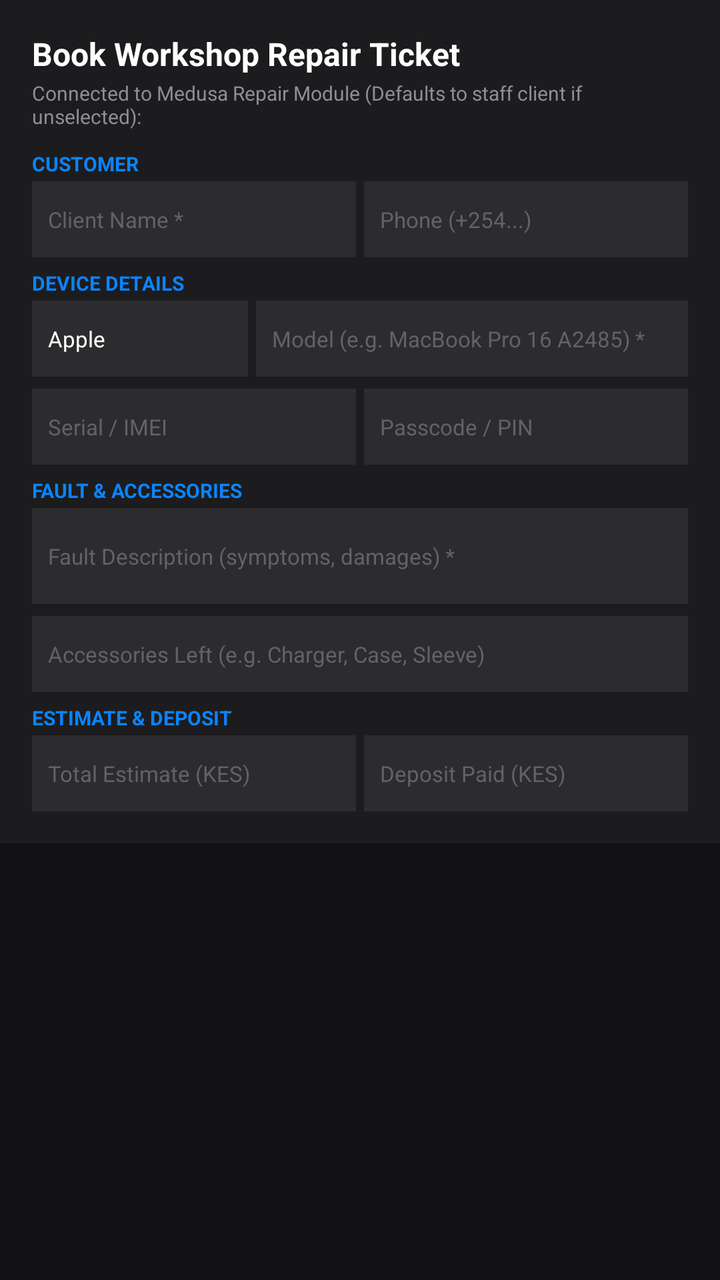
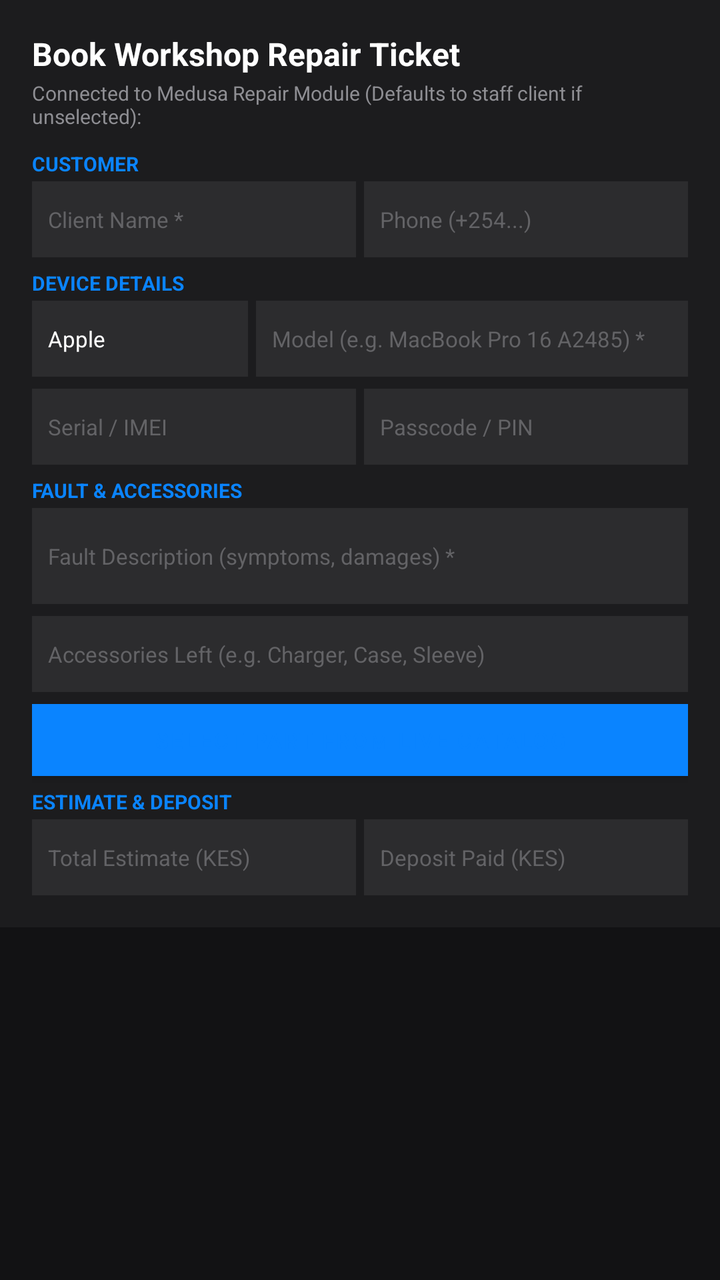

Before-and-after screenshots of an Android layout around one commit, followed by the original layout XML and the change that was made.
<!-- AndroidManifest.xml: application theme Theme.UrbanDevicePOS -->
<!-- res/layout/dialog_repair_intake.xml -->
<?xml version="1.0" encoding="utf-8"?>
<ScrollView xmlns:android="http://schemas.android.com/apk/res/android"
    android:layout_width="match_parent"
    android:layout_height="wrap_content">

    <LinearLayout
        android:layout_width="match_parent"
        android:layout_height="wrap_content"
        android:orientation="vertical"
        android:background="@color/pos_surface"
        android:padding="16dp">

        <TextView
            android:layout_width="match_parent"
            android:layout_height="wrap_content"
            android:text="Book Workshop Repair Ticket"
            android:textColor="@color/pos_text_primary"
            android:textStyle="bold"
            android:textSize="16sp" />

        <TextView
            android:layout_width="match_parent"
            android:layout_height="wrap_content"
            android:text="Connected to Medusa Repair Module (Defaults to staff client if unselected):"
            android:textColor="@color/pos_text_secondary"
            android:textSize="10sp"
            android:layout_marginTop="2dp"
            android:layout_marginBottom="10dp" />

        <TextView
            android:layout_width="match_parent"
            android:layout_height="wrap_content"
            android:text="CUSTOMER"
            android:textColor="@color/pos_accent"
            android:textSize="10sp"
            android:textStyle="bold"
            android:layout_marginBottom="2dp" />

        <LinearLayout
            android:layout_width="match_parent"
            android:layout_height="wrap_content"
            android:orientation="horizontal"
            android:layout_marginBottom="6dp">

            <EditText
                android:id="@+id/et_intake_cust_name"
                android:layout_width="0dp"
                android:layout_height="38dp"
                android:layout_weight="1"
                android:hint="Client Name *"
                android:textColorHint="@color/pos_text_muted"
                android:textColor="@color/pos_text_primary"
                android:background="@color/pos_surface_variant"
                android:paddingHorizontal="8dp"
                android:textSize="11sp"
                android:layout_marginEnd="4dp" />

            <EditText
                android:id="@+id/et_intake_cust_phone"
                android:layout_width="0dp"
                android:layout_height="38dp"
                android:layout_weight="1"
                android:hint="Phone (+254...)"
                android:textColorHint="@color/pos_text_muted"
                android:textColor="@color/pos_text_primary"
                android:background="@color/pos_surface_variant"
                android:paddingHorizontal="8dp"
                android:textSize="11sp" />
        </LinearLayout>

        <TextView
            android:layout_width="match_parent"
            android:layout_height="wrap_content"
            android:text="DEVICE DETAILS"
            android:textColor="@color/pos_accent"
            android:textSize="10sp"
            android:textStyle="bold"
            android:layout_marginBottom="2dp" />

        <LinearLayout
            android:layout_width="match_parent"
            android:layout_height="wrap_content"
            android:orientation="horizontal"
            android:layout_marginBottom="6dp">

            <EditText
                android:id="@+id/et_intake_brand"
                android:layout_width="0dp"
                android:layout_height="38dp"
                android:layout_weight="1"
                android:text="Apple"
                android:hint="Brand"
                android:textColorHint="@color/pos_text_muted"
                android:textColor="@color/pos_text_primary"
                android:background="@color/pos_surface_variant"
                android:paddingHorizontal="8dp"
                android:textSize="11sp"
                android:layout_marginEnd="4dp" />

            <EditText
                android:id="@+id/et_intake_model"
                android:layout_width="0dp"
                android:layout_height="38dp"
                android:layout_weight="2"
                android:hint="Model (e.g. MacBook Pro 16 A2485) *"
                android:textColorHint="@color/pos_text_muted"
                android:textColor="@color/pos_text_primary"
                android:background="@color/pos_surface_variant"
                android:paddingHorizontal="8dp"
                android:textSize="11sp" />
        </LinearLayout>

        <LinearLayout
            android:layout_width="match_parent"
            android:layout_height="wrap_content"
            android:orientation="horizontal"
            android:layout_marginBottom="6dp">

            <EditText
                android:id="@+id/et_intake_serial"
                android:layout_width="0dp"
                android:layout_height="38dp"
                android:layout_weight="1"
                android:hint="Serial / IMEI"
                android:textColorHint="@color/pos_text_muted"
                android:textColor="@color/pos_text_primary"
                android:background="@color/pos_surface_variant"
                android:paddingHorizontal="8dp"
                android:textSize="11sp"
                android:layout_marginEnd="4dp" />

            <EditText
                android:id="@+id/et_intake_passcode"
                android:layout_width="0dp"
                android:layout_height="38dp"
                android:layout_weight="1"
                android:hint="Passcode / PIN"
                android:textColorHint="@color/pos_text_muted"
                android:textColor="@color/pos_text_primary"
                android:background="@color/pos_surface_variant"
                android:paddingHorizontal="8dp"
                android:textSize="11sp" />
        </LinearLayout>

        <TextView
            android:layout_width="match_parent"
            android:layout_height="wrap_content"
            android:text="FAULT &amp; ACCESSORIES"
            android:textColor="@color/pos_accent"
            android:textSize="10sp"
            android:textStyle="bold"
            android:layout_marginBottom="2dp" />

        <EditText
            android:id="@+id/et_intake_issue"
            android:layout_width="match_parent"
            android:layout_height="48dp"
            android:hint="Fault Description (symptoms, damages) *"
            android:textColorHint="@color/pos_text_muted"
            android:textColor="@color/pos_text_primary"
            android:background="@color/pos_surface_variant"
            android:paddingHorizontal="8dp"
            android:textSize="11sp"
            android:inputType="textMultiLine"
            android:layout_marginBottom="6dp" />

        <EditText
            android:id="@+id/et_intake_accessories"
            android:layout_width="match_parent"
            android:layout_height="38dp"
            android:hint="Accessories Left (e.g. Charger, Case, Sleeve)"
            android:textColorHint="@color/pos_text_muted"
            android:textColor="@color/pos_text_primary"
            android:background="@color/pos_surface_variant"
            android:paddingHorizontal="8dp"
            android:textSize="11sp"
            android:layout_marginBottom="6dp" />

        <TextView
            android:layout_width="match_parent"
            android:layout_height="wrap_content"
            android:text="ESTIMATE &amp; DEPOSIT"
            android:textColor="@color/pos_accent"
            android:textSize="10sp"
            android:textStyle="bold"
            android:layout_marginBottom="2dp" />

        <LinearLayout
            android:layout_width="match_parent"
            android:layout_height="wrap_content"
            android:orientation="horizontal">

            <EditText
                android:id="@+id/et_intake_estimate"
                android:layout_width="0dp"
                android:layout_height="38dp"
                android:layout_weight="1"
                android:hint="Total Estimate (KES)"
                android:textColorHint="@color/pos_text_muted"
                android:textColor="@color/pos_text_primary"
                android:background="@color/pos_surface_variant"
                android:paddingHorizontal="8dp"
                android:textSize="11sp"
                android:inputType="numberDecimal"
                android:layout_marginEnd="4dp" />

            <EditText
                android:id="@+id/et_intake_deposit"
                android:layout_width="0dp"
                android:layout_height="38dp"
                android:layout_weight="1"
                android:hint="Deposit Paid (KES)"
                android:textColorHint="@color/pos_text_muted"
                android:textColor="@color/pos_text_primary"
                android:background="@color/pos_surface_variant"
                android:paddingHorizontal="8dp"
                android:textSize="11sp"
                android:inputType="numberDecimal" />
        </LinearLayout>
    </LinearLayout>
</ScrollView>
<!-- resources referenced by this layout -->
<resources>
  <color name="pos_accent">#0A84FF</color>
  <color name="pos_surface">#1C1C1E</color>
  <color name="pos_surface_variant">#2C2C2E</color>
  <color name="pos_text_muted">#636366</color>
  <color name="pos_text_primary">#FFFFFF</color>
  <color name="pos_text_secondary">#8E8E93</color>
  <style name="Theme.UrbanDevicePOS" parent="Theme.MaterialComponents.DayNight.NoActionBar">
          <item name="android:windowBackground">@color/pos_background</item>
          <item name="colorPrimary">@color/pos_accent</item>
          <item name="colorSecondary">@color/pos_accent</item>
          <item name="android:textColorPrimary">@color/pos_text_primary</item>
      </style>
  <color name="pos_background">#121214</color>
</resources>

<!-- the commit's change to res/layout/dialog_repair_intake.xml (unified diff, before → after) -->
@@ -176,6 +176,16 @@
             android:textSize="11sp"
             android:layout_marginBottom="6dp" />
 
+        <Button
+            android:id="@+id/btn_intake_select_catalog_part"
+            android:layout_width="match_parent"
+            android:layout_height="36dp"
+            android:text="Select Part from Live Catalog"
+            android:textColor="@color/pos_accent"
+            android:background="@color/pos_surface_variant"
+            android:textSize="11sp"
+            android:layout_marginBottom="6dp" />
+
         <TextView
             android:layout_width="match_parent"
             android:layout_height="wrap_content"
